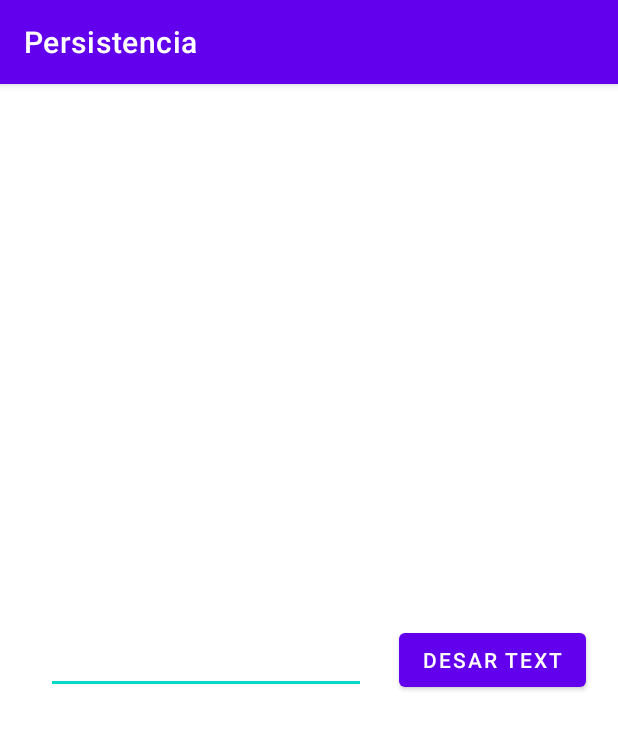
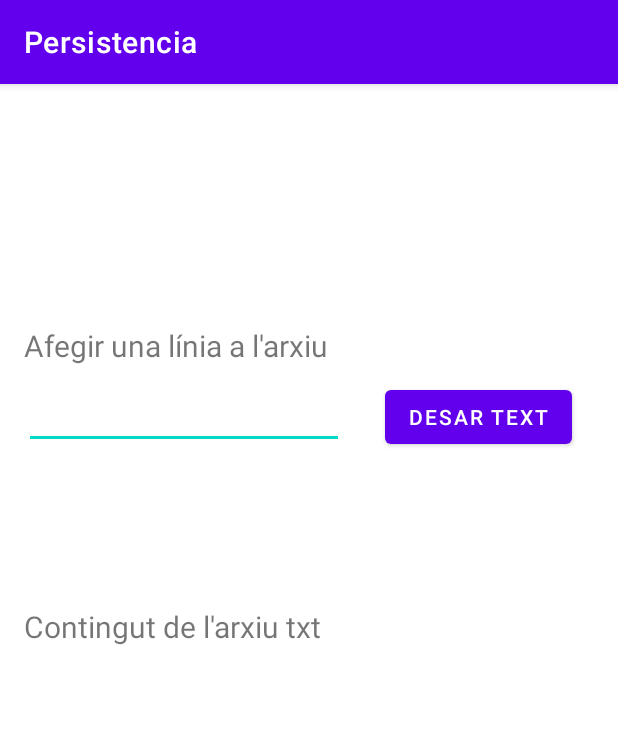
Before and after one commit to ErikTamanoSantos/Persistencia, an Android app: the screen it shows after launch (MainActivity), on a phone screen of 412 x 824 dp. Shown: the top 729 px of the screen. Run offline under Robolectric (Android 15) with nearby library versions, the phone set to English and light mode, and no system bars.

Commit message:
Layout modificat

```diff
--- a/app/src/main/res/layout/activity_main.xml
+++ b/app/src/main/res/layout/activity_main.xml
@@ -14,9 +14,10 @@
         android:inputType="textPersonName"
         app:layout_constraintBottom_toBottomOf="parent"
         app:layout_constraintEnd_toEndOf="parent"
-        app:layout_constraintHorizontal_bias="0.154"
+        app:layout_constraintHorizontal_bias="0.079"
         app:layout_constraintStart_toStartOf="parent"
-        app:layout_constraintTop_toTopOf="parent" />
+        app:layout_constraintTop_toTopOf="parent"
+        app:layout_constraintVertical_bias="0.274" />
 
     <Button
         android:id="@+id/saveButton"
@@ -25,6 +26,46 @@
         android:text="Desar text"
         app:layout_constraintBottom_toBottomOf="parent"
         app:layout_constraintEnd_toEndOf="parent"
+        app:layout_constraintHorizontal_bias="0.474"
         app:layout_constraintStart_toEndOf="@+id/inputText"
-        app:layout_constraintTop_toTopOf="parent" />
+        app:layout_constraintTop_toTopOf="parent"
+        app:layout_constraintVertical_bias="0.275" />
+
+    <TextView
+        android:id="@+id/textView"
+        android:layout_width="292dp"
+        android:layout_height="37dp"
+        android:text="Afegir una línia a l'arxiu"
+        android:textSize="20sp"
+        app:layout_constraintBottom_toTopOf="@+id/inputText"
+        app:layout_constraintEnd_toEndOf="parent"
+        app:layout_constraintHorizontal_bias="0.134"
+        app:layout_constraintStart_toStartOf="parent"
+        app:layout_constraintTop_toTopOf="parent"
+        app:layout_constraintVertical_bias="1.0" />
+
+    <TextView
+        android:id="@+id/textView2"
+        android:layout_width="292dp"
+        android:layout_height="37dp"
+        android:text="Contingut de l'arxiu txt"
+        android:textSize="20sp"
+        app:layout_constraintBottom_toBottomOf="parent"
+        app:layout_constraintEnd_toEndOf="parent"
+        app:layout_constraintHorizontal_bias="0.134"
+        app:layout_constraintStart_toStartOf="parent"
+        app:layout_constraintTop_toTopOf="parent"
+        app:layout_constraintVertical_bias="0.476" />
+
+    <TextView
+        android:id="@+id/fileContent"
+        android:layout_width="357dp"
+        android:layout_height="284dp"
+        app:layout_constraintBottom_toBottomOf="parent"
+        app:layout_constraintEnd_toEndOf="parent"
+        app:layout_constraintHorizontal_bias="0.296"
+        app:layout_constraintStart_toStartOf="parent"
+        app:layout_constraintTop_toTopOf="parent"
+        app:layout_constraintVertical_bias="0.823" />
+
 </androidx.constraintlayout.widget.ConstraintLayout>
```
